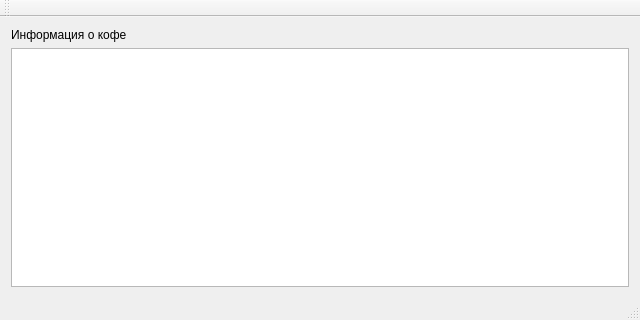
Bob3ik/Espresso_Lyceum, file main.ui: the form before one commit.
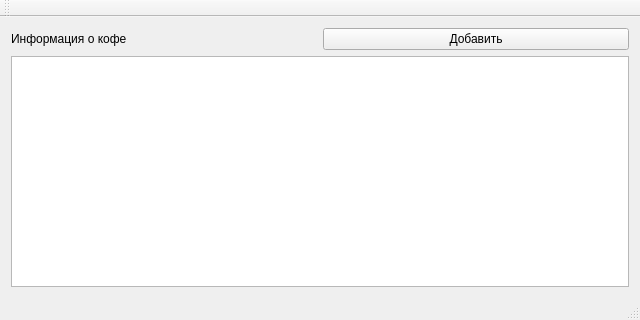
The form after the commit.

```diff
--- a/main.ui
+++ b/main.ui
@@ -37,6 +37,13 @@
     <item row="1" column="0" colspan="2">
      <widget class="QTableWidget" name="tableWidget"/>
     </item>
+    <item row="0" column="1">
+     <widget class="QPushButton" name="addInfoButton">
+      <property name="text">
+       <string>Добавить</string>
+      </property>
+     </widget>
+    </item>
    </layout>
   </widget>
   <widget class="QMenuBar" name="menuBar">
```
